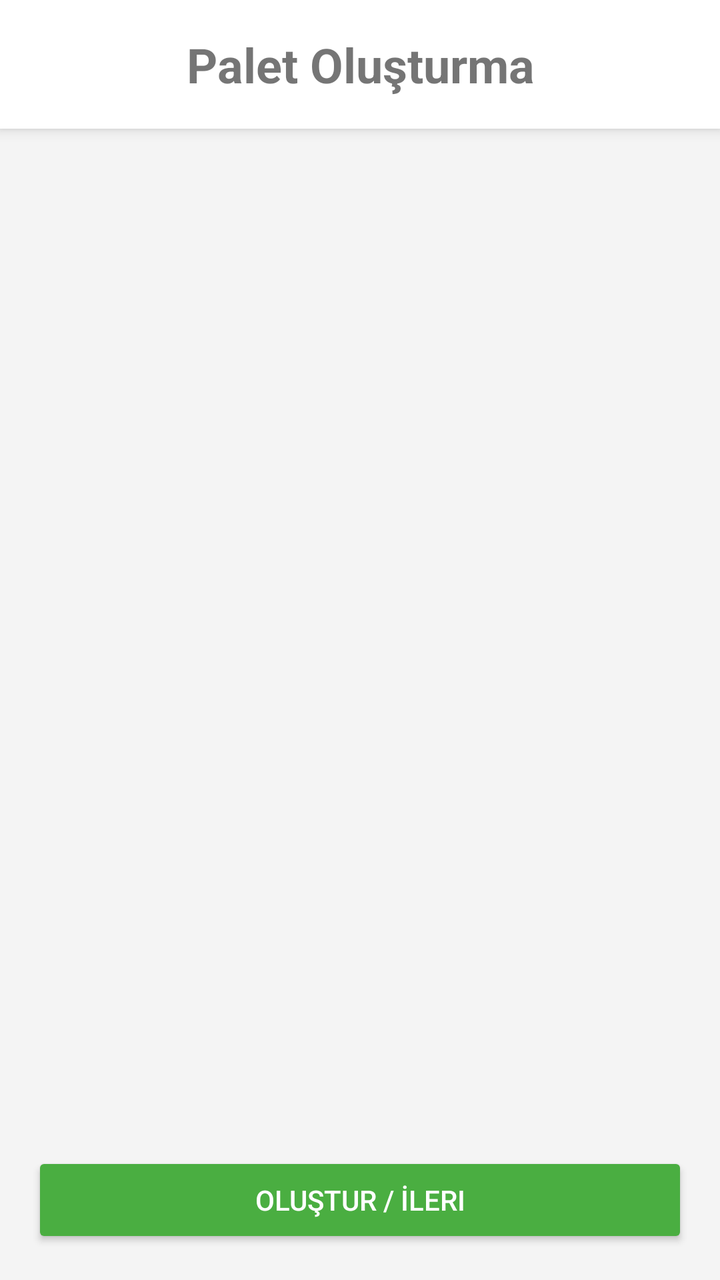
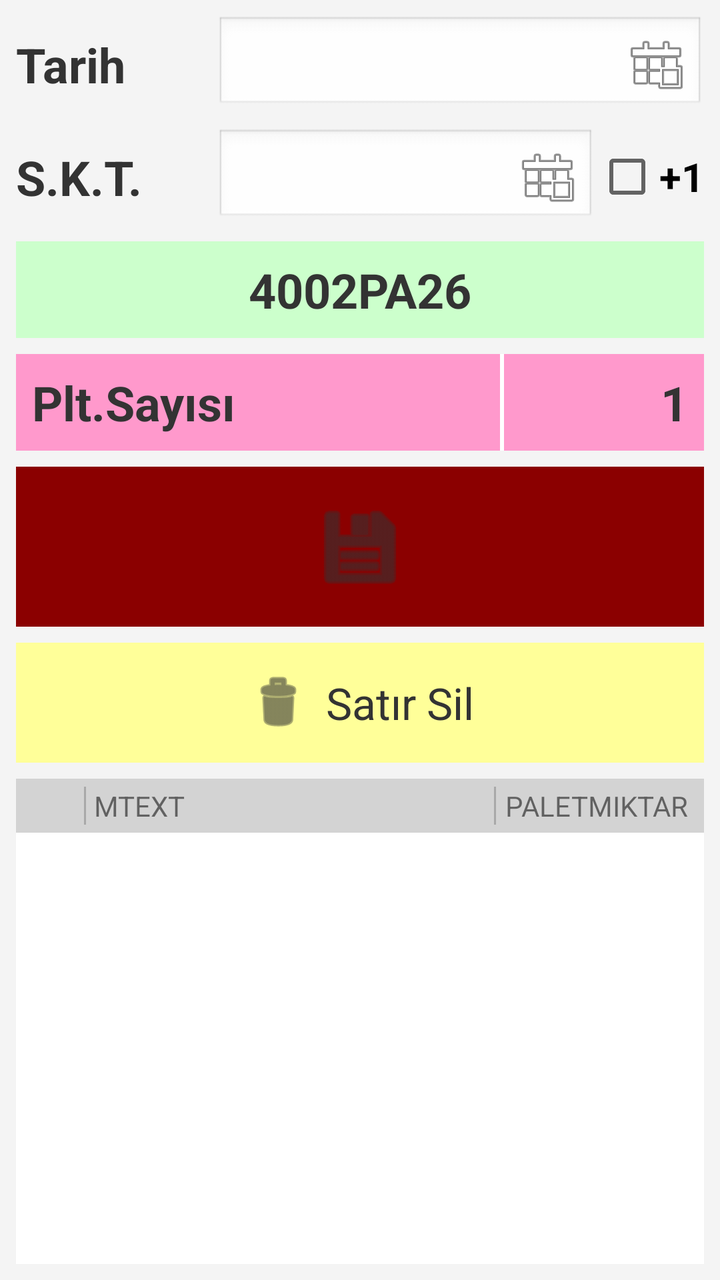

Screens rendered from an Android XML layout before and after an edit, with the pre-edit source and the edit as a unified diff.
<!-- AndroidManifest.xml: activity theme AppTheme.NoActionBar -->
<!-- res/layout/activity_palet_olusturma.xml -->
<?xml version="1.0" encoding="utf-8"?>
<LinearLayout xmlns:android="http://schemas.android.com/apk/res/android"
    android:layout_width="match_parent"
    android:layout_height="match_parent"
    android:orientation="vertical"
    android:background="#f4f4f4">

    <TextView
        android:layout_width="match_parent"
        android:layout_height="wrap_content"
        android:text="Palet Oluşturma"
        android:textSize="24sp"
        android:textStyle="bold"
        android:gravity="center"
        android:padding="16dp"
        android:background="@android:color/white"
        android:elevation="4dp"/>

    <ScrollView
        android:layout_width="match_parent"
        android:layout_height="0dp"
        android:layout_weight="1"
        android:padding="8dp">

        <LinearLayout
            android:id="@+id/llUrunlerContainer"
            android:layout_width="match_parent"
            android:layout_height="wrap_content"
            android:orientation="vertical" />
    </ScrollView>

    <Button
        android:id="@+id/btnPaletiOlustur"
        android:layout_width="match_parent"
        android:layout_height="wrap_content"
        android:text="Oluştur / İleri"
        android:layout_margin="16dp"
        android:backgroundTint="@color/colorPrimaryDark"
        android:textColor="@android:color/white"/>

</LinearLayout>
<!-- resources referenced by this layout -->
<resources>
  <color name="colorPrimaryDark">#4AAE41</color>
  <style name="AppTheme.NoActionBar">
          <item name="windowActionBar">false</item>
          <item name="windowNoTitle">true</item>
          <item name="android:windowNoTitle">true</item>
      </style>
</resources>

<!-- the commit's change to res/layout/activity_palet_olusturma.xml (unified diff, before → after) -->
@@ -1,26 +1,200 @@
 <?xml version="1.0" encoding="utf-8"?>
 <LinearLayout xmlns:android="http://schemas.android.com/apk/res/android"
+    xmlns:app="http://schemas.android.com/apk/res-auto"
     android:layout_width="match_parent"
     android:layout_height="match_parent"
     android:orientation="vertical"
-    android:background="#f4f4f4">
-
+    android:background="#f4f4f4"
+    android:padding="8dp">
+
+    
+    <LinearLayout
+        android:layout_width="match_parent"
+        android:layout_height="wrap_content"
+        android:orientation="horizontal"
+        android:gravity="center_vertical"
+        android:layout_marginBottom="8dp">
+
+        <TextView
+            android:layout_width="100dp"
+            android:layout_height="wrap_content"
+            android:text="Tarih"
+            android:textSize="24sp"
+            android:textStyle="bold"
+            android:textColor="#333333"/>
+
+        <EditText
+            android:id="@+id/etTarih"
+            android:layout_width="0dp"
+            android:layout_height="wrap_content"
+            android:layout_weight="1"
+            android:background="@android:drawable/edit_text"
+            android:focusable="false"
+            android:clickable="true"
+            android:drawableEnd="@android:drawable/ic_menu_today"
+            android:padding="8dp"
+            android:textSize="24sp"
+            android:textStyle="bold"
+            android:textColor="#333333"/>
+    </LinearLayout>
+
+    
+    <LinearLayout
+        android:layout_width="match_parent"
+        android:layout_height="wrap_content"
+        android:orientation="horizontal"
+        android:gravity="center_vertical"
+        android:layout_marginBottom="8dp">
+
+        <TextView
+            android:layout_width="100dp"
+            android:layout_height="wrap_content"
+            android:text="S.K.T."
+            android:textSize="24sp"
+            android:textStyle="bold"
+            android:textColor="#333333"/>
+
+        <EditText
+            android:id="@+id/etSKT"
+            android:layout_width="0dp"
+            android:layout_height="wrap_content"
+            android:layout_weight="1"
+            android:background="@android:drawable/edit_text"
+            android:focusable="false"
+            android:clickable="true"
+            android:drawableEnd="@android:drawable/ic_menu_today"
+            android:padding="8dp"
+            android:textSize="24sp"
+            android:textStyle="bold"
+            android:textColor="#333333"/>
+
+        <CheckBox
+            android:id="@+id/cbPlusOne"
+            android:layout_width="wrap_content"
+            android:layout_height="wrap_content"
+            android:text="+1"
+            android:textSize="20sp"
+            android:textStyle="bold"/>
+    </LinearLayout>
+
+    
     <TextView
-        android:layout_width="match_parent"
-        android:layout_height="wrap_content"
-        android:text="Palet Oluşturma"
+        android:id="@+id/tvPartiNo"
+        android:layout_width="match_parent"
+        android:layout_height="wrap_content"
+        android:background="#ccffcc"
+        android:text="4002PA26"
         android:textSize="24sp"
         android:textStyle="bold"
+        android:textColor="#333333"
         android:gravity="center"
+        android:padding="8dp"
+        android:layout_marginBottom="8dp"/>
+
+    
+    <LinearLayout
+        android:layout_width="match_parent"
+        android:layout_height="wrap_content"
+        android:orientation="horizontal"
+        android:layout_marginBottom="8dp">
+
+        <TextView
+            android:layout_width="0dp"
+            android:layout_height="wrap_content"
+            android:layout_weight="1"
+            android:background="#ff99cc"
+            android:text="Plt.Sayısı"
+            android:textSize="24sp"
+            android:textStyle="bold"
+            android:textColor="#333333"
+            android:padding="8dp"/>
+            
+        <View android:layout_width="2dp" android:layout_height="match_parent" android:background="#ffffff"/>
+
+        <EditText
+            android:id="@+id/tvPltSayisi"
+            android:layout_width="100dp"
+            android:layout_height="wrap_content"
+            android:background="#ff99cc"
+            android:text="1"
+            android:inputType="number"
+            android:textSize="24sp"
+            android:textStyle="bold"
+            android:textColor="#333333"
+            android:gravity="end"
+            android:padding="8dp"/>
+    </LinearLayout>
+
+    
+    <ImageButton
+        android:id="@+id/btnKaydet"
+        android:layout_width="match_parent"
+        android:layout_height="80dp"
+        android:background="#8B0000"
+        android:src="@android:drawable/ic_menu_save"
+        android:scaleType="fitCenter"
+        android:tint="#333333"
         android:padding="16dp"
-        android:background="@android:color/white"
-        android:elevation="4dp"/>
-
+        android:layout_marginBottom="8dp"/>
+
+    
+    <LinearLayout
+        android:id="@+id/btnSatirSil"
+        android:layout_width="match_parent"
+        android:layout_height="60dp"
+        android:orientation="horizontal"
+        android:background="#ffff99"
+        android:gravity="center"
+        android:clickable="true"
+        android:focusable="true"
+        android:layout_marginBottom="8dp">
+        <ImageView
+            android:layout_width="wrap_content"
+            android:layout_height="wrap_content"
+            android:src="@android:drawable/ic_menu_delete"
+            app:tint="#333333" />
+        <TextView
+            android:layout_width="wrap_content"
+            android:layout_height="wrap_content"
+            android:text="Satır Sil"
+            android:textColor="#333333"
+            android:textSize="22sp"
+            android:layout_marginStart="8dp"/>
+    </LinearLayout>
+
+    
+    <LinearLayout
+        android:layout_width="match_parent"
+        android:layout_height="wrap_content"
+        android:orientation="horizontal"
+        android:background="#d3d3d3"
+        android:padding="4dp">
+        <TextView
+            android:layout_width="30dp"
+            android:layout_height="wrap_content"
+            android:text=""/>
+        <View android:layout_width="1dp" android:layout_height="match_parent" android:background="#a9a9a9"/>
+        <TextView
+            android:layout_width="0dp"
+            android:layout_height="wrap_content"
+            android:layout_weight="1"
+            android:text="MTEXT"
+            android:paddingStart="4dp"
+            android:textSize="14sp"/>
+        <View android:layout_width="1dp" android:layout_height="match_parent" android:background="#a9a9a9"/>
+        <TextView
+            android:layout_width="100dp"
+            android:layout_height="wrap_content"
+            android:text="PALETMIKTAR"
+            android:gravity="center"
+            android:textSize="14sp"/>
+    </LinearLayout>
+    
     <ScrollView
         android:layout_width="match_parent"
         android:layout_height="0dp"
         android:layout_weight="1"
-        android:padding="8dp">
+        android:background="@android:color/white">
 
         <LinearLayout
             android:id="@+id/llUrunlerContainer"
@@ -29,13 +203,4 @@
             android:orientation="vertical" />
     </ScrollView>
 
-    <Button
-        android:id="@+id/btnPaletiOlustur"
-        android:layout_width="match_parent"
-        android:layout_height="wrap_content"
-        android:text="Oluştur / İleri"
-        android:layout_margin="16dp"
-        android:backgroundTint="@color/colorPrimaryDark"
-        android:textColor="@android:color/white"/>
-
 </LinearLayout>
<!-- resource entries referenced after the edit -->
@@ -1,6 +1,5 @@
 <!-- resources referenced by this layout -->
 <resources>
-  <color name="colorPrimaryDark">#4AAE41</color>
   <style name="AppTheme.NoActionBar">
           <item name="windowActionBar">false</item>
           <item name="windowNoTitle">true</item>
